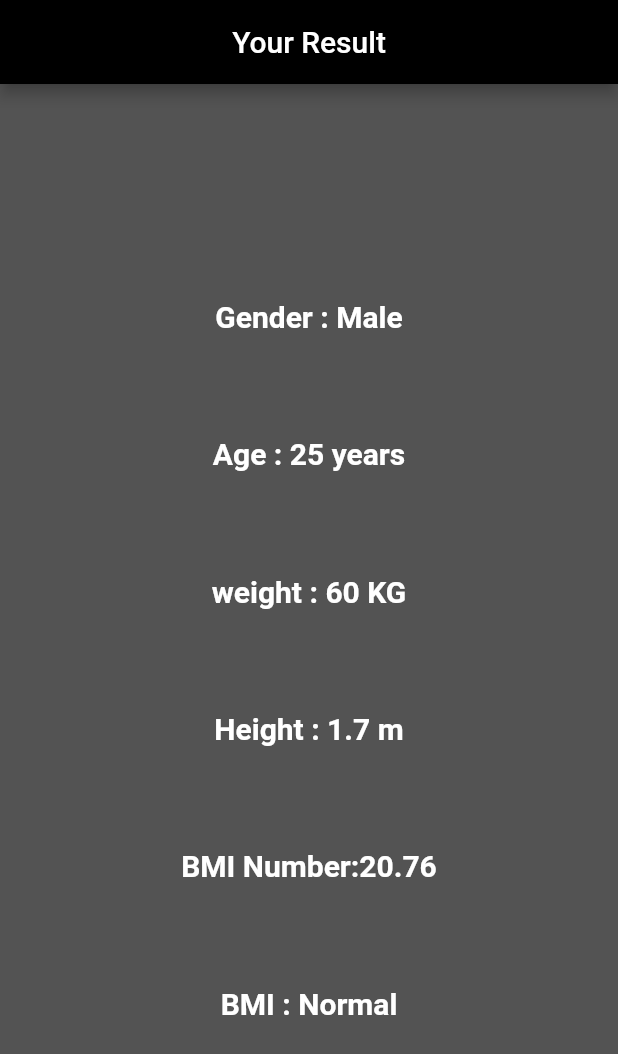
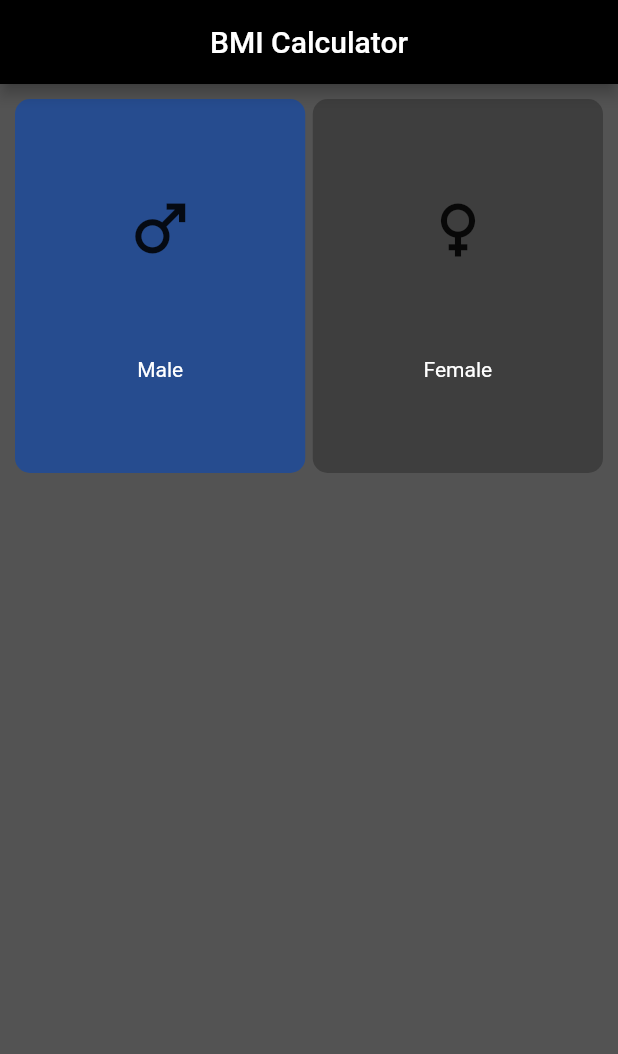
Before and after one commit to RamezHamdiSaeed/MyFlutterReference, a Flutter app: the screen it shows after launch, on a phone screen of 412 x 824 dp. Shown: the top 1054 px of the screen. Run offline on Flutter 3.47's test engine with Material 2 defaults, Android fonts, the phone set to English and light mode, and no system bars.

Commit message:
adding gender inputs

```diff
--- a/lib/app/screens/home_page.dart
+++ b/lib/app/screens/home_page.dart
@@ -0,0 +1,81 @@
+import 'package:flutter/foundation.dart';
+import 'package:flutter/material.dart';
+
+class HomePage extends StatefulWidget {
+  const HomePage({Key? key}) : super(key: key);
+
+  @override
+  State<HomePage> createState() => _HomePageState();
+}
+
+class _HomePageState extends State<HomePage> {
+  bool isMale = true;
+  @override
+  Widget build(BuildContext context) {
+    return Scaffold(
+      appBar: AppBar(
+        title: const Text("BMI Calculator"),
+        centerTitle: true,
+      ),
+      body: SafeArea(
+          child: Expanded(
+              child: Padding(
+        padding: const EdgeInsets.all(10.0),
+        child: Column(
+          children: [
+            rowOfInputs([
+              iconTextButton("Male", isMale),
+              const SizedBox(
+                width: 5,
+              ),
+              iconTextButton("Female", !isMale)
+            ]),
+            rowOfInputs([]),
+            rowOfInputs([])
+          ],
+        ),
+      ))),
+    );
+  }
+
+  Expanded rowOfInputs(List<Widget> inputFields) {
+    return Expanded(
+      child: Row(
+        children: inputFields,
+      ),
+    );
+  }
+
+  Expanded iconTextButton(String text, bool isPressed) {
+    return Expanded(
+        child: GestureDetector(
+      onTap: () {
+        setState(() {
+          isMale = (text == "Male") ? true : false;
+        });
+      },
+      child: Container(
+        decoration: BoxDecoration(
+            borderRadius: const BorderRadius.all(Radius.circular(10)),
+            color: isPressed
+                ? (isMale
+                    ? const Color.fromARGB(255, 38, 76, 143)
+                    : const Color.fromARGB(255, 153, 37, 76))
+                : Colors.black26),
+        child: Column(
+          mainAxisAlignment: MainAxisAlignment.spaceEvenly,
+          children: [
+            Icon(
+              text == "Male" ? Icons.male : Icons.female,
+              size: 50,
+            ),
+            Text(
+              text,
+              style: const TextStyle(color: Colors.white),
+            )
+          ],
+        ),
+      ),
+    ));
+  }
+}
--- a/lib/app/screens/result.dart
+++ b/lib/app/screens/result.dart
@@ -34,7 +34,8 @@ class Result extends StatelessWidget {
   Widget build(BuildContext context) {
     return Scaffold(
       appBar: AppBar(
-        title: const Center(child: Text("Your Result")),
+        title: const Text("Your Result"),
+        centerTitle: true,
       ),
       //! we use the SafeArea to avoid the problems of notched screens
       //! since the BMI is recommended to be double rounded by 2 digits
--- a/lib/main.dart
+++ b/lib/main.dart
@@ -1,5 +1,5 @@
 import 'package:flutter/material.dart';
-import './app/screens/result.dart';
+import 'package:my_flutter_reference/app/screens/home_page.dart';
 
 //ToDo: develop BMI App
 //! beginning with result screen just for now
@@ -21,12 +21,13 @@ class BMI extends StatelessWidget {
                   fontSize: 20,
                   color: Colors.white,
                   fontWeight: FontWeight.bold))),
-      home: const Result(
-        age: 25,
-        heightInM: 1.7,
-        isMale: true,
-        weightInKG: 60,
-      ),
+      home: HomePage(),
+      //const Result(
+      //   age: 25,
+      //   heightInM: 1.7,
+      //   isMale: true,
+      //   weightInKG: 60,
+      // ),
       debugShowCheckedModeBanner: false,
     );
   }
```
Also changed, not shown: 1 other file.
